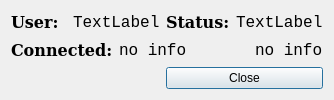
Qt form TeddyClient/dialogaboutclient.ui (TeddyReady/TeddyChat) before a commit.
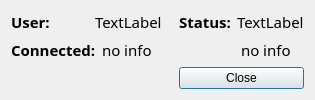
The same form after that commit.

```diff
--- a/TeddyClient/dialogaboutclient.ui
+++ b/TeddyClient/dialogaboutclient.ui
@@ -6,8 +6,8 @@
    <rect>
     <x>0</x>
     <y>0</y>
-    <width>334</width>
-    <height>100</height>
+    <width>315</width>
+    <height>93</height>
    </rect>
   </property>
   <property name="windowTitle">
@@ -20,8 +20,8 @@
       <widget class="QLabel" name="label_2">
        <property name="font">
         <font>
-         <family>DejaVu Serif</family>
-         <pointsize>12</pointsize>
+         <family>Sans Serif</family>
+         <pointsize>11</pointsize>
          <weight>75</weight>
          <bold>true</bold>
         </font>
@@ -35,8 +35,8 @@
       <widget class="QLabel" name="nameLabel">
        <property name="font">
         <font>
-         <family>Monospace</family>
-         <pointsize>12</pointsize>
+         <family>Sans Serif</family>
+         <pointsize>11</pointsize>
          <weight>50</weight>
          <bold>false</bold>
         </font>
@@ -54,8 +54,8 @@
       <widget class="QLabel" name="label_3">
        <property name="font">
         <font>
-         <family>DejaVu Serif</family>
-         <pointsize>12</pointsize>
+         <family>Sans Serif</family>
+         <pointsize>11</pointsize>
          <weight>75</weight>
          <bold>true</bold>
         </font>
@@ -69,8 +69,8 @@
       <widget class="QLabel" name="statusLabel">
        <property name="font">
         <font>
-         <family>Monospace</family>
-         <pointsize>12</pointsize>
+         <family>Sans Serif</family>
+         <pointsize>11</pointsize>
          <weight>50</weight>
          <bold>false</bold>
         </font>
@@ -86,8 +86,8 @@
     <widget class="QLabel" name="label">
      <property name="font">
       <font>
-       <family>DejaVu Serif</family>
-       <pointsize>12</pointsize>
+       <family>Sans Serif</family>
+       <pointsize>11</pointsize>
        <weight>75</weight>
        <bold>true</bold>
       </font>
@@ -103,8 +103,8 @@
       <widget class="QLabel" name="dataLabel">
        <property name="font">
         <font>
-         <family>Monospace</family>
-         <pointsize>12</pointsize>
+         <family>Sans Serif</family>
+         <pointsize>11</pointsize>
          <weight>50</weight>
          <bold>false</bold>
         </font>
@@ -118,8 +118,8 @@
       <widget class="QLabel" name="labelIn">
        <property name="font">
         <font>
-         <family>Monospace</family>
-         <pointsize>12</pointsize>
+         <family>Sans Serif</family>
+         <pointsize>11</pointsize>
          <weight>50</weight>
          <bold>false</bold>
         </font>
@@ -133,8 +133,8 @@
       <widget class="QLabel" name="timeLabel">
        <property name="font">
         <font>
-         <family>Monospace</family>
-         <pointsize>12</pointsize>
+         <family>Sans Serif</family>
+         <pointsize>11</pointsize>
          <weight>50</weight>
          <bold>false</bold>
         </font>
```
